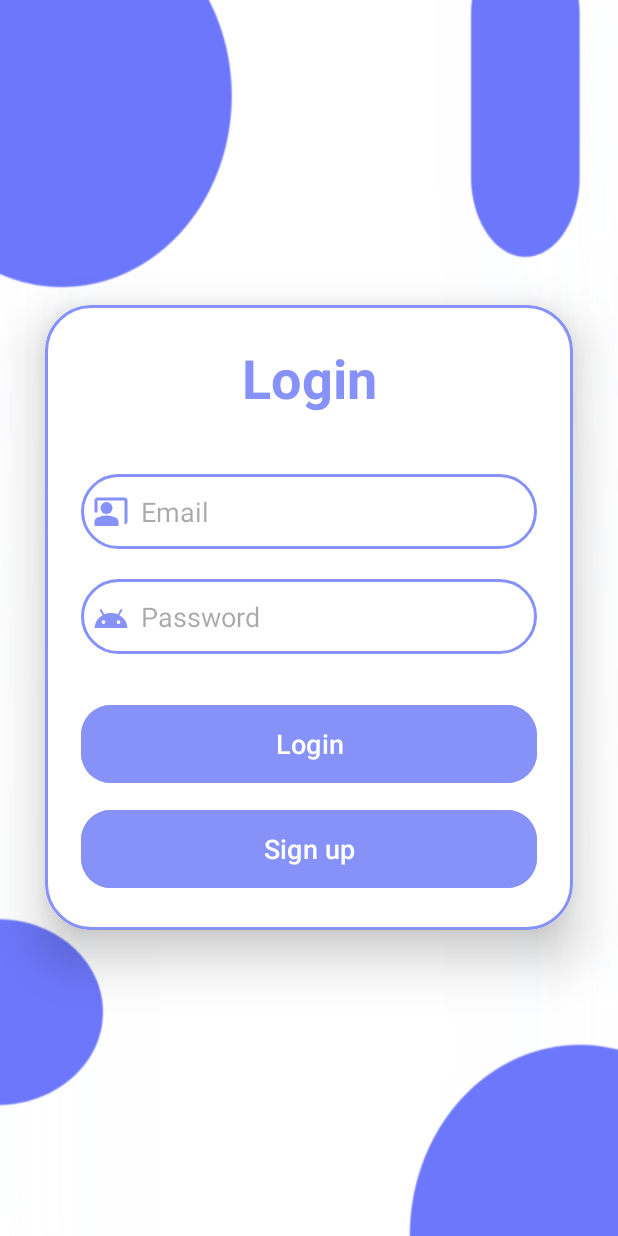
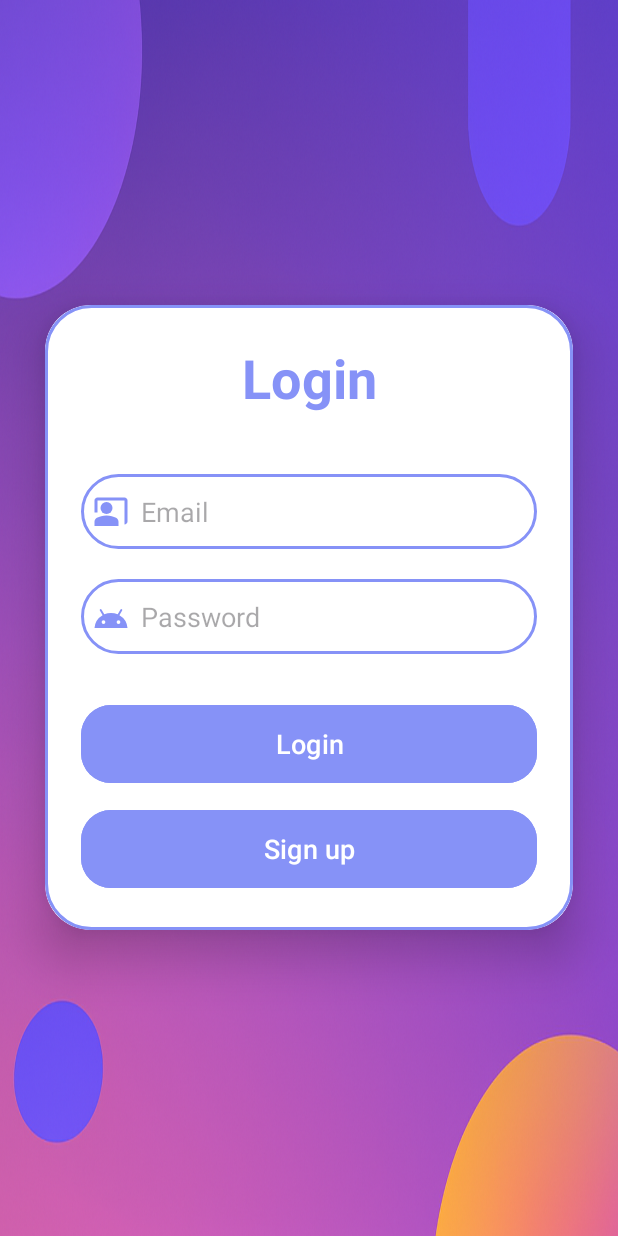
Before and after one commit to teodoradmt/Habit-Racer, an Android app: the LoginActivity screen opened directly, with no data from a screen before it, on a phone screen of 412 x 824 dp. Run offline under Robolectric (Android 15) with nearby library versions, the phone set to English and light mode, and no system bars; our stand-ins replace Firebase (no records; nobody signed in at launch, a user with empty details on screens opened directly).

Commit message:
Cleaned up comments to align with clean code principles

```diff
--- a/app/src/main/java/com/example/habitRacer/HabitChallengeActivity.java
+++ b/app/src/main/java/com/example/habitRacer/HabitChallengeActivity.java
@@ -147,7 +147,6 @@ public class HabitChallengeActivity extends AppCompatActivity {
         habitDoc.update(update).addOnSuccessListener(unused -> {
             Toast.makeText(this, "Успешно изпълнен навик!", Toast.LENGTH_SHORT).show();
 
-            // 👉 ТУК добавяме резултата, за да го получи MainActivity
             Intent resultIntent = new Intent();
             resultIntent.putExtra("reward", habitDifficulty); // "easy", "medium", "hard"
             setResult(RESULT_OK, resultIntent);
--- a/app/src/main/java/com/example/habitRacer/RegisterActivity.java
+++ b/app/src/main/java/com/example/habitRacer/RegisterActivity.java
@@ -74,13 +74,10 @@ public class RegisterActivity extends AppCompatActivity {
         });
     }
 
-    // Проверка за сигурна парола
     private boolean isValidPassword(String password) {
         String passwordPattern = "^(?=.*[A-Z])(?=.*[a-z])(?=.*\\d)(?=.*[@#$%^&+=!]).{6,}$";
         return password.matches(passwordPattern);
     }
-
-    // Проверка за валиден имейл
     private boolean isValidEmail(String email) {
         return android.util.Patterns.EMAIL_ADDRESS.matcher(email).matches();
     }
--- a/app/src/main/res/layout/activity_habit_challenge.xml
+++ b/app/src/main/res/layout/activity_habit_challenge.xml
@@ -19,7 +19,6 @@
             android:textStyle="bold"
             android:layout_marginBottom="24dp"/>
 
-        <!-- За тип TEXT -->
         <EditText
             android:id="@+id/inputText"
             android:layout_width="match_parent"
@@ -27,7 +26,6 @@
             android:hint="Напиши тук..."
             android:visibility="gone" />
 
-        <!-- За тип TIMER -->
         <Button
             android:id="@+id/startTimerButton"
             android:layout_width="wrap_content"
@@ -43,7 +41,6 @@
             android:layout_marginTop="8dp"
             android:visibility="gone"/>
 
-        <!-- За тип CAMERA -->
         <Button
             android:id="@+id/openCameraButton"
             android:layout_width="wrap_content"
@@ -51,7 +48,6 @@
             android:text="Направи снимка"
             android:visibility="gone" />
 
-        <!-- За тип CONFIRM -->
         <Button
             android:id="@+id/confirmButton"
             android:layout_width="wrap_content"
--- a/app/src/main/res/layout/activity_login.xml
+++ b/app/src/main/res/layout/activity_login.xml
@@ -7,7 +7,7 @@
     android:layout_height="match_parent"
     android:orientation="vertical"
     android:gravity="center"
-    android:background="@drawable/loginbkg"
+    android:background="@drawable/loginbkg2"
     tools:context=".LoginActivity">
 
     <androidx.cardview.widget.CardView
```
Also changed, not shown: app/src/main/res/layout/activity_main.xml (+0 -10 lines), app/src/main/res/drawable/loginbkg2.png (added).
